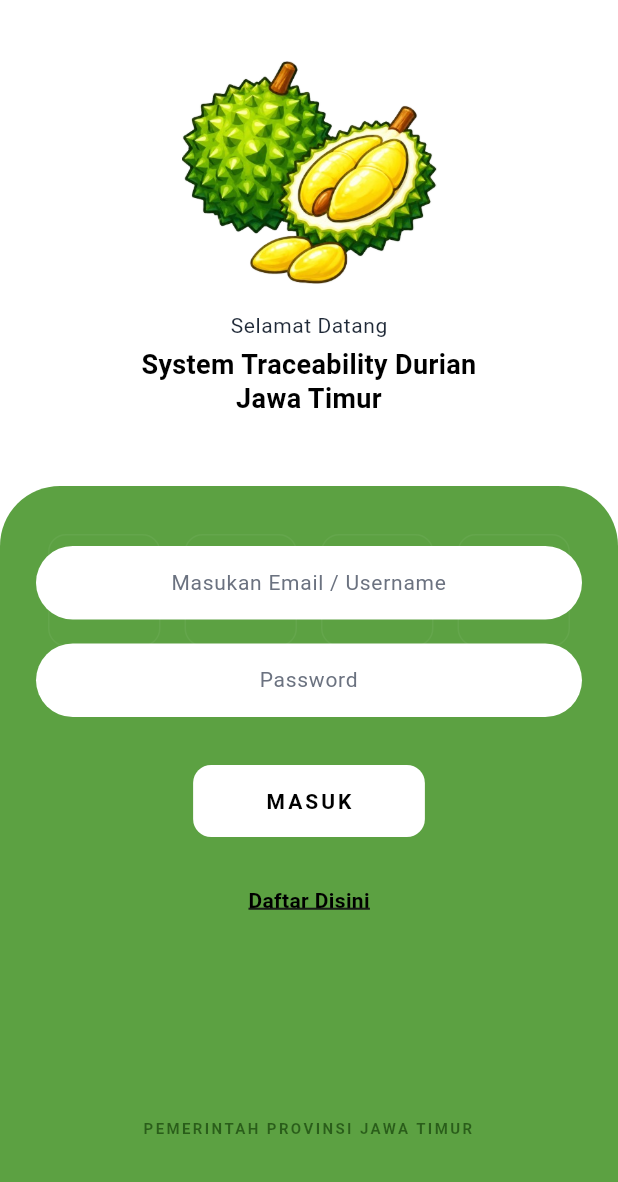
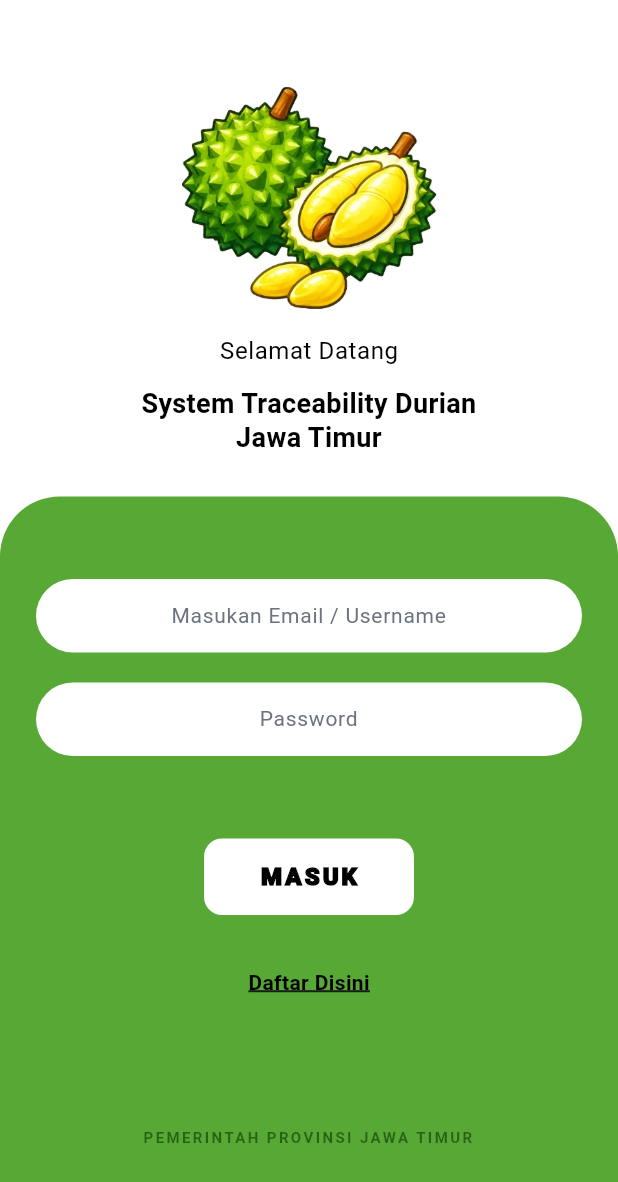
Before and after one commit to MISBAHULLL/Traceability_Durian, a Flutter app: the screen it shows after launch, on a phone screen of 412 x 824 dp. Shown: the top 1182 px of the screen. Run offline on Flutter 3.47's test engine with Material 3 defaults, Android fonts, the phone set to English and light mode, and no system bars; our stand-ins replace device_preview.

Commit message:
fix layout home screen

```diff
--- a/lib/core/theme/app_colors.dart
+++ b/lib/core/theme/app_colors.dart
@@ -11,7 +11,7 @@ class AppColors {
   static const Color primary = Color(0xFF296C11);
 
   /// Lighter brand green used for the agricultural canvas panel.
-  static const Color primaryContainer = Color(0xFF5CA142);
+  static const Color primaryContainer = Color(0XFF58A835);
 
   /// Soft accent green used for input focus rings.
   static const Color primaryFixedDim = Color(0xFF90D972);
--- a/lib/features/auth/screens/home_screen.dart
+++ b/lib/features/auth/screens/home_screen.dart
@@ -93,12 +93,14 @@ class _WelcomeHeader extends StatelessWidget {
   @override
   Widget build(BuildContext context) {
     return Padding(
-      padding: const EdgeInsets.fromLTRB(24, 30, 24, 47),
+      padding: const EdgeInsets.fromLTRB(24, 20, 24, 55),
       child: Column(
         mainAxisSize: MainAxisSize.min,
         children: [
           // Durian illustration sourced from local assets.
-          Image.asset(
+          Transform.translate(
+            offset: const Offset(0, 27), // positif = turun, negatif = naik
+            child: Image.asset(
               'assets/images/durian.png',
               width: 170,
               height: 170,
@@ -110,18 +112,24 @@ class _WelcomeHeader extends StatelessWidget {
                 style: TextStyle(fontSize: 64),
               ),
             ),
+          ),
           const SizedBox(height: 7),
-          const Text(
+            Transform.translate(
+            offset: const Offset(0, 25), // positif = turun, negatif = naik
+            child: const Text(
             'Selamat Datang',
             style: TextStyle(
-              fontSize: 14,
+              fontSize: 16,
               fontWeight: FontWeight.w400,
               letterSpacing: 0.4,
-              color: AppColors.subtitle,
+              color: Color.fromARGB(255, 2, 2, 3),
             ),
           ),
-          const SizedBox(height: 4),
-          const Text(
+          ),
+          const SizedBox(height: 10),
+          Transform.translate(
+            offset: const Offset(0, 27), // positif = turun, negatif = naik
+            child: const Text(
               'System Traceability Durian\nJawa Timur',
               textAlign: TextAlign.center,
               style: TextStyle(
@@ -129,6 +137,7 @@ class _WelcomeHeader extends StatelessWidget {
                 fontWeight: FontWeight.w700,
                 height: 1.3,
                 color: AppColors.black,
+              ),
             ),
           ),
         ],
@@ -167,15 +176,11 @@ class _LoginPanel extends StatelessWidget {
         borderRadius: const BorderRadius.vertical(top: Radius.circular(40)),
         child: Stack(
           children: [
-            // Decorative low-opacity field grid that mirrors the HTML mockup.
-            const Positioned.fill(
-              child: IgnorePointer(child: _FieldPatternBackdrop()),
-            ),
             // Form content.
             SafeArea(
               top: false,
               child: SingleChildScrollView(
-                padding: const EdgeInsets.fromLTRB(24, 40, 24, 24),
+                padding: const EdgeInsets.fromLTRB(24, 55, 24, 24),
                 child: Column(
                   children: [
                     _RoundedTextField(
@@ -187,7 +192,7 @@ class _LoginPanel extends StatelessWidget {
                       onSubmitted: (_) =>
                           FocusScope.of(context).requestFocus(passwordFocus),
                     ),
-                    const SizedBox(height: 16),
+                    const SizedBox(height: 20),
                     _RoundedTextField(
                       controller: passwordController,
                       focusNode: passwordFocus,
@@ -196,9 +201,9 @@ class _LoginPanel extends StatelessWidget {
                       textInputAction: TextInputAction.done,
                       onSubmitted: (_) => onLogin(),
                     ),
-                    const SizedBox(height: 32),
+                    const SizedBox(height: 55),
                     _PrimaryActionButton(onPressed: onLogin),
-                    const SizedBox(height: 32),
+                    const SizedBox(height: 35),
                     GestureDetector(
                       onTap: onRegisterTap,
                       behavior: HitTestBehavior.opaque,
@@ -213,7 +218,7 @@ class _LoginPanel extends StatelessWidget {
                         ),
                       ),
                     ),
-                    const SizedBox(height: 135),
+                    const SizedBox(height: 86),
                     const Text(
                       'PEMERINTAH PROVINSI JAWA TIMUR',
                       textAlign: TextAlign.center,
@@ -229,38 +234,6 @@ class _LoginPanel extends StatelessWidget {
               ),
             ),
           ],
-        ),
-      ),
-    );
-  }
-}
-
-/// Decorative agricultural field pattern rendered behind the form.
-class _FieldPatternBackdrop extends StatelessWidget {
-  const _FieldPatternBackdrop();
-
-  @override
-  Widget build(BuildContext context) {
-    return Opacity(
-      opacity: 0.05,
-      child: Padding(
-        padding: const EdgeInsets.all(32),
-        child: GridView.count(
-          crossAxisCount: 4,
-          crossAxisSpacing: 16,
-          mainAxisSpacing: 16,
-          physics: const NeverScrollableScrollPhysics(),
-          shrinkWrap: true,
-          children: List.generate(
-            4,
-            (_) => Container(
-              height: 80,
-              decoration: BoxDecoration(
-                border: Border.all(color: AppColors.white),
-                borderRadius: BorderRadius.circular(12),
-              ),
-            ),
-          ),
         ),
       ),
     );
@@ -321,7 +294,7 @@ class _RoundedTextField extends StatelessWidget {
         focusedBorder: const OutlineInputBorder(
           borderRadius: BorderRadius.all(Radius.circular(999)),
           borderSide: BorderSide(
-            color: AppColors.primaryFixedDim,
+            color: Color.fromRGBO(144, 217, 114, 1),
             width: 2,
           ),
         ),
@@ -347,15 +320,34 @@ class _PrimaryActionButton extends StatelessWidget {
         shape: RoundedRectangleBorder(
           borderRadius: BorderRadius.circular(12),
         ),
-        padding: const EdgeInsets.symmetric(horizontal: 48, vertical: 14),
+        padding: const EdgeInsets.symmetric(horizontal: 37, vertical: 14),
       ),
-      child: const Text(
+      child: Stack(
+        children: [
+          // Layer bawah: stroke/outline
+          Text(
             'MASUK',
             style: TextStyle(
-          fontSize: 14,
-          fontWeight: FontWeight.w700,
+              fontSize: 16,
+              fontWeight: FontWeight.w800,
               letterSpacing: 2,
+              foreground: Paint()
+                ..style = PaintingStyle.stroke
+                ..strokeWidth = 1
+                ..color = AppColors.black,
             ),
+          ),
+          // Layer atas: fill normal
+          const Text(
+            'MASUK',
+            style: TextStyle(
+              fontSize: 16,
+              fontWeight: FontWeight.w900,
+              letterSpacing: 2,
+              color: AppColors.black,
+            ),
+          ),
+        ],
       ),
     );
   }
```
Lines whose indentation alone changed are shown as unchanged.
